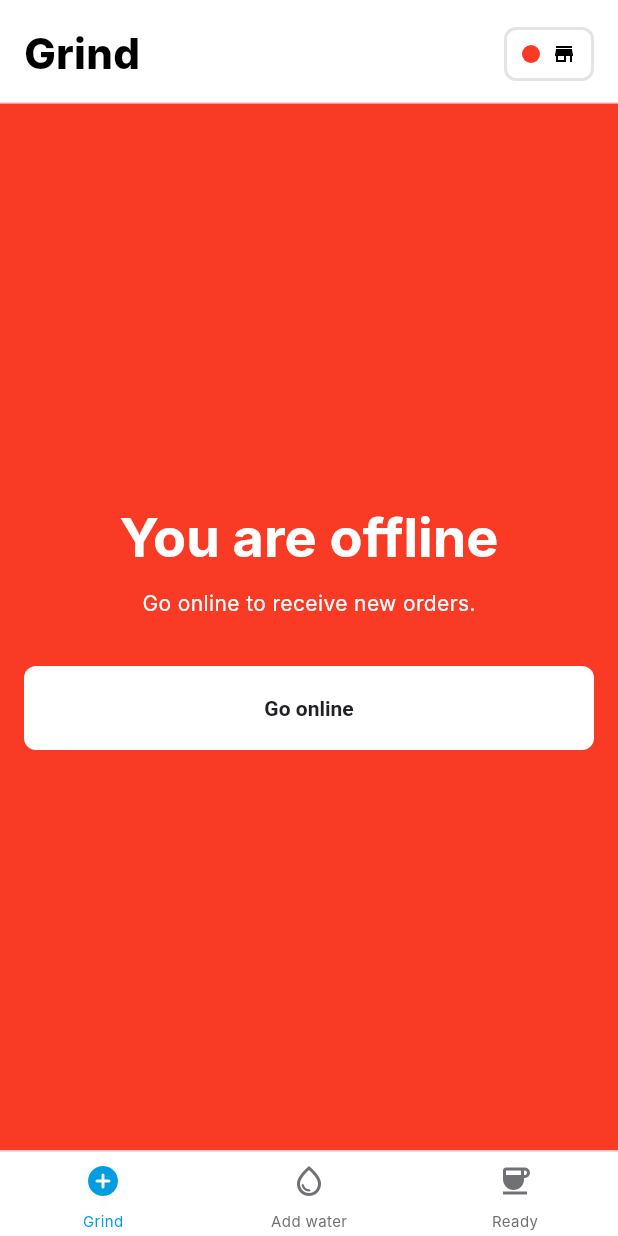
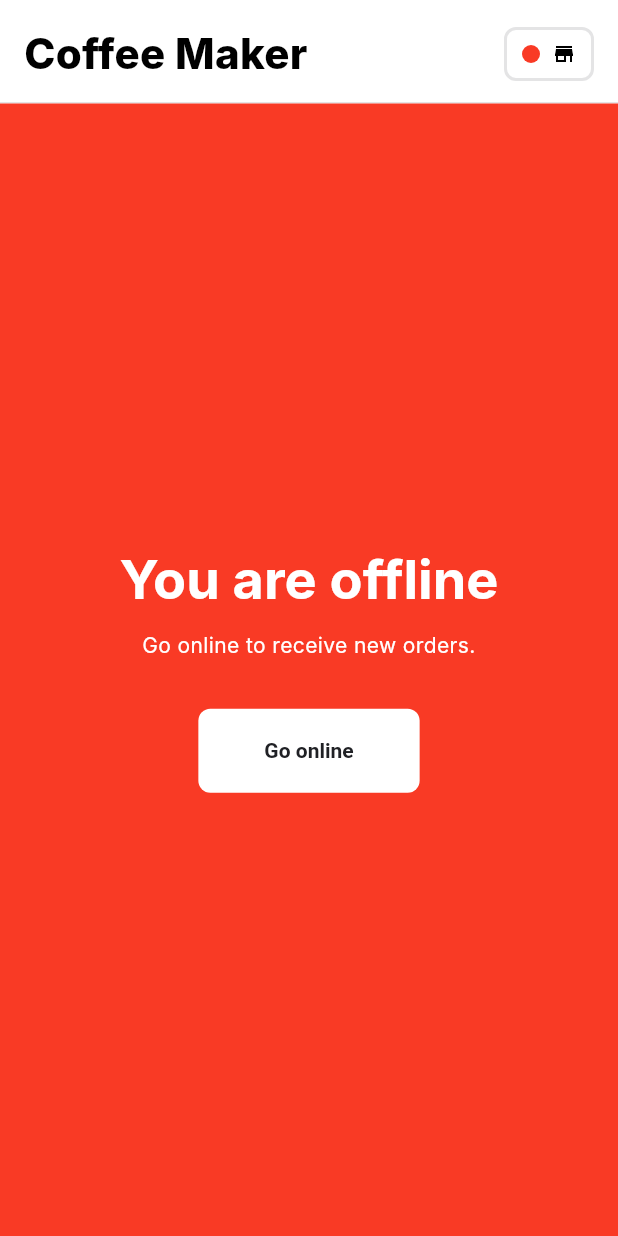
Before and after one commit to woltapp/wolt_responsive_layout_grid, a Flutter app: the screen it shows after launch, after a tap on the "store" icon, on a phone screen of 412 x 824 dp. Run offline on Flutter 3.47's test engine with Material 2 defaults, Android fonts, the light colour scheme and no system bars; our stand-ins replace equatable; Roboto replaces fonts that are missing (Inter).

Commit message:
hide bottom navigation bar in offline state

```diff
--- a/example/lib/entities/grouped_coffee_orders.dart
+++ b/example/lib/entities/grouped_coffee_orders.dart
@@ -35,4 +35,15 @@ class GroupedCoffeeOrders extends Equatable {
 
   @override
   List<Object?> get props => [grindStateOrders, addWaterStateOrders, readyStateOrders];
+
+  int countForStep(CoffeeMakerStep step) {
+    switch (step) {
+      case CoffeeMakerStep.grind:
+        return grindStateOrders.length;
+      case CoffeeMakerStep.addWater:
+        return addWaterStateOrders.length;
+      case CoffeeMakerStep.ready:
+        return readyStateOrders.length;
+    }
+  }
 }
--- a/example/lib/home/home_screen.dart
+++ b/example/lib/home/home_screen.dart
@@ -1,11 +1,7 @@
 import 'package:flutter/material.dart';
-import 'package:wolt_responsive_layout_grid/wolt_responsive_layout_grid.dart';
-import 'package:wolt_responsive_layout_grid_example/entities/coffee_maker_step.dart';
 import 'package:wolt_responsive_layout_grid_example/entities/grouped_coffee_orders.dart';
-import 'package:wolt_responsive_layout_grid_example/home/online/widgets/home_screen_bottom_navigation_bar.dart';
 import 'package:wolt_responsive_layout_grid_example/home/offline/store_offline_content.dart';
 import 'package:wolt_responsive_layout_grid_example/home/online/store_online_content.dart';
-import 'package:wolt_responsive_layout_grid_example/home/widgets/wolt_top_bar.dart';
 
 class HomeScreen extends StatefulWidget {
   const HomeScreen({
@@ -23,50 +19,16 @@ class HomeScreen extends StatefulWidget {
 
 class _HomeScreenState extends State<HomeScreen> {
   late ValueNotifier<bool> _isStoreOnlineNotifier;
-  late CoffeeMakerStep _selectedStepForBottomNavigationBar;
-  late bool _isOverlayVisible;
-
-  Widget? get _bottomNavigationBar {
-    switch (context.screenSize) {
-      case WoltScreenSize.small:
-        return HomeScreenBottomNavigationBar(
-          selectedStep: _selectedStepForBottomNavigationBar,
-          onSelected: (selectedStep) {
-            setState(() {
-              _selectedStepForBottomNavigationBar = selectedStep;
-            });
-          },
-        );
-      case WoltScreenSize.large:
-        return null;
-    }
-  }
 
   @override
   void initState() {
     super.initState();
-    _isOverlayVisible = false;
     _isStoreOnlineNotifier = ValueNotifier(widget.isStoreOnline);
-    _selectedStepForBottomNavigationBar = CoffeeMakerStep.grind;
   }
 
   @override
   Widget build(BuildContext context) {
-    return Scaffold(
-      body: SafeArea(
-        child: Column(
-          children: [
-            GestureDetector(
-              onTap: () {
-                setState(() => _isOverlayVisible = !_isOverlayVisible);
-              },
-              child: WoltTopBar(
-                selectedStepForBottomNavigationBar: _selectedStepForBottomNavigationBar,
-                isStoreOnlineNotifier: _isStoreOnlineNotifier,
-              ),
-            ),
-            Expanded(
-              child: ValueListenableBuilder(
+    return ValueListenableBuilder(
       valueListenable: _isStoreOnlineNotifier,
       builder: (_, bool isStoreOnline, __) {
         return AnimatedSwitcher(
@@ -74,18 +36,11 @@ class _HomeScreenState extends State<HomeScreen> {
           child: isStoreOnline
               ? StoreOnlineContent(
                   groupedCoffeeOrders: widget.groupedCoffeeOrders,
-                            selectedStepForBottomNavigationBar: _selectedStepForBottomNavigationBar,
-                            isOverlayVisible: _isOverlayVisible,
+                  isStoreOnlineNotifier: _isStoreOnlineNotifier,
                 )
               : StoreOfflineContent(isStoreOnlineNotifier: _isStoreOnlineNotifier),
         );
       },
-              ),
-            ),
-          ],
-        ),
-      ),
-      bottomNavigationBar: _bottomNavigationBar,
     );
   }
 }
--- a/example/lib/home/offline/store_offline_content.dart
+++ b/example/lib/home/offline/store_offline_content.dart
@@ -1,16 +1,42 @@
 import 'package:flutter/material.dart';
 import 'package:wolt_responsive_layout_grid/wolt_responsive_layout_grid.dart';
 import 'package:wolt_responsive_layout_grid_example/constants/demo_app_constants.dart';
+import 'package:wolt_responsive_layout_grid_example/home/widgets/wolt_top_bar.dart';
 
-class StoreOfflineContent extends StatelessWidget {
+class StoreOfflineContent extends StatefulWidget {
   const StoreOfflineContent({required this.isStoreOnlineNotifier, super.key});
 
   final ValueNotifier<bool> isStoreOnlineNotifier;
 
   @override
+  State<StoreOfflineContent> createState() => _StoreOfflineContentState();
+}
+
+class _StoreOfflineContentState extends State<StoreOfflineContent> {
+  late bool _isOverlayVisible;
+
+  @override
+  void initState() {
+    super.initState();
+    _isOverlayVisible = false;
+  }
+
+  @override
   Widget build(BuildContext context) {
-    final storeOfflineContent = _StoreOfflineContent(isStoreOnlineNotifier: isStoreOnlineNotifier);
-    return ColoredBox(
+    final storeOfflineContent =
+        _StoreOfflineContent(isStoreOnlineNotifier: widget.isStoreOnlineNotifier);
+    return Scaffold(
+      body: SafeArea(
+        child: Column(
+          children: [
+            GestureDetector(
+              onTap: () => setState(() => _isOverlayVisible = !_isOverlayVisible),
+              child: WoltTopBar(
+                isStoreOnlineNotifier: widget.isStoreOnlineNotifier,
+              ),
+            ),
+            Expanded(
+              child: ColoredBox(
                 color: DemoAppColors.red,
                 child: WoltScreenWidthAdaptiveWidget(
                   smallScreenWidthChild: SizedBox.expand(
@@ -21,8 +47,14 @@ class StoreOfflineContent extends StatelessWidget {
                   ),
                   largeScreenWidthChild: WoltResponsiveLayoutGrid.centered(
                     child: storeOfflineContent,
-          centerWidgetColumnCount: 1,
-          horizontalPaddedColumnCount: 2,
+                    centerWidgetColumnCount: 2,
+                    horizontalPaddedColumnCount: 1,
+                    isOverlayVisible: _isOverlayVisible,
+                  ),
+                ),
+              ),
+            ),
+          ],
         ),
       ),
     );
@@ -42,6 +74,7 @@ class _StoreOfflineContent extends StatelessWidget {
       children: [
         Text(
           'You are offline',
+          textAlign: TextAlign.center,
           style: Theme.of(context)
               .textTheme
               .displaySmall!
@@ -51,13 +84,15 @@ class _StoreOfflineContent extends StatelessWidget {
         Text(
           'Go online to receive new orders.',
           style: Theme.of(context).textTheme.bodyMedium!.copyWith(color: DemoAppColors.white),
+          textAlign: TextAlign.center,
         ),
         const SizedBox(height: 32),
         SizedBox(
           height: 56,
           child: OutlinedButton(
             onPressed: () => isStoreOnlineNotifier.value = true,
-            child: Center(
+            child: Padding(
+              padding: const EdgeInsets.symmetric(horizontal: 32),
               child: const Text(
                 'Go online',
                 style: TextStyle(fontWeight: FontWeight.bold),
--- a/example/lib/home/online/widgets/home_screen_bottom_navigation_bar.dart
+++ b/example/lib/home/online/small_screen/home_screen_bottom_navigation_bar.dart
@@ -1,6 +1,7 @@
 import 'package:flutter/material.dart';
 import 'package:wolt_responsive_layout_grid_example/constants/demo_app_constants.dart';
 import 'package:wolt_responsive_layout_grid_example/entities/coffee_maker_step.dart';
+import 'package:wolt_responsive_layout_grid_example/entities/grouped_coffee_orders.dart';
 import 'package:wolt_responsive_layout_grid_example/home/widgets/wolt_custom_divider.dart';
 
 typedef OnCoffeeMakerStepSelected = void Function(CoffeeMakerStep selectedStep);
@@ -9,11 +10,13 @@ class HomeScreenBottomNavigationBar extends StatelessWidget {
   const HomeScreenBottomNavigationBar({
     required this.selectedStep,
     required this.onSelected,
+    required this.groupedCoffeeOrders,
     super.key,
   });
 
   final CoffeeMakerStep selectedStep;
   final OnCoffeeMakerStepSelected onSelected;
+  final GroupedCoffeeOrders groupedCoffeeOrders;
 
   @override
   Widget build(BuildContext context) {
@@ -24,7 +27,8 @@ class HomeScreenBottomNavigationBar extends StatelessWidget {
         NavigationBar(
           destinations: [
             for (CoffeeMakerStep step in CoffeeMakerStep.values)
-              step._navigationDestination(isSelected: step == selectedStep),
+              step._navigationDestination(
+                  isSelected: step == selectedStep, count: groupedCoffeeOrders.countForStep(step)),
           ],
           selectedIndex: selectedStep.index,
           onDestinationSelected: (i) {
@@ -49,24 +53,51 @@ class NavigationDestinationData {
 }
 
 extension CoffeeMakerStepExtension on CoffeeMakerStep {
-  NavigationDestination _navigationDestination({required bool isSelected}) {
+  NavigationDestination _navigationDestination({
+    required bool isSelected,
+    required int count,
+  }) {
     switch (this) {
       case CoffeeMakerStep.grind:
         return NavigationDestination(
-          icon: _DestinationIcon(Icons.add_circle_outline_outlined, isSelected: isSelected),
-          selectedIcon: _DestinationIcon(Icons.add_circle_rounded, isSelected: isSelected),
+          icon: _DestinationIcon(
+            Icons.add_circle_outline_outlined,
+            isSelected: isSelected,
+            count: count,
+          ),
+          selectedIcon: _DestinationIcon(
+            Icons.add_circle_rounded,
+            isSelected: isSelected,
+            count: count,
+          ),
           label: stepName,
         );
       case CoffeeMakerStep.addWater:
         return NavigationDestination(
-          icon: _DestinationIcon(Icons.water_drop_outlined, isSelected: isSelected),
-          selectedIcon: _DestinationIcon(Icons.water_drop_rounded, isSelected: isSelected),
+          icon: _DestinationIcon(
+            Icons.water_drop_outlined,
+            isSelected: isSelected,
+            count: count,
+          ),
+          selectedIcon: _DestinationIcon(
+            Icons.water_drop_rounded,
+            isSelected: isSelected,
+            count: count,
+          ),
           label: stepName,
         );
       case CoffeeMakerStep.ready:
         return NavigationDestination(
-          icon: _DestinationIcon(Icons.coffee, isSelected: isSelected),
-          selectedIcon: _DestinationIcon(Icons.coffee_rounded, isSelected: isSelected),
+          icon: _DestinationIcon(
+            Icons.coffee,
+            isSelected: isSelected,
+            count: count,
+          ),
+          selectedIcon: _DestinationIcon(
+            Icons.coffee_rounded,
+            isSelected: isSelected,
+            count: count,
+          ),
           label: stepName,
         );
     }
@@ -77,14 +108,22 @@ class _DestinationIcon extends StatelessWidget {
   const _DestinationIcon(
     this.iconData, {
     required this.isSelected,
-    Key? key,
-  }) : super(key: key);
+    required this.count,
+  });
 
   final IconData iconData;
   final bool isSelected;
+  final int count;
 
   @override
   Widget build(BuildContext context) {
-    return Icon(iconData, color: isSelected ? DemoAppColors.blue : DemoAppColors.black64);
+    final icon = Icon(iconData, color: isSelected ? DemoAppColors.blue : DemoAppColors.black64);
+    return count == 0
+        ? icon
+        : Badge(
+            backgroundColor: DemoAppColors.red,
+            label: Text(count.toString()),
+            child: icon,
+          );
   }
 }
--- /dev/null
+++ b/example/lib/home/online/small_screen/small_screen_online_content.dart
@@ -0,0 +1,66 @@
+import 'package:flutter/material.dart';
+import 'package:wolt_responsive_layout_grid_example/constants/demo_app_constants.dart';
+import 'package:wolt_responsive_layout_grid_example/entities/coffee_maker_step.dart';
+import 'package:wolt_responsive_layout_grid_example/entities/grouped_coffee_orders.dart';
+import 'package:wolt_responsive_layout_grid_example/home/online/widgets/coffee_order_list_widget.dart';
+import 'package:wolt_responsive_layout_grid_example/home/online/small_screen/home_screen_bottom_navigation_bar.dart';
+import 'package:wolt_responsive_layout_grid_example/home/widgets/wolt_top_bar.dart';
+
+class SmallScreenOnlineContent extends StatefulWidget {
+  const SmallScreenOnlineContent({
+    required this.coffeeMakerStepListWidgets,
+    required this.isStoreOnlineNotifier,
+    required this.groupedCoffeeOrders,
+    super.key,
+  });
+
+  final ValueNotifier<bool> isStoreOnlineNotifier;
+  final Map<CoffeeMakerStep, CoffeeOrderListWidget> coffeeMakerStepListWidgets;
+  final GroupedCoffeeOrders groupedCoffeeOrders;
+
+  @override
+  State<SmallScreenOnlineContent> createState() => _SmallScreenOnlineContentState();
+}
+
+class _SmallScreenOnlineContentState extends State<SmallScreenOnlineContent> {
+  late CoffeeMakerStep _selectedStepForBottomNavigationBar;
+
+  initState() {
+    super.initState();
+    _selectedStepForBottomNavigationBar = CoffeeMakerStep.grind;
+  }
+
+  @override
+  Widget build(BuildContext context) {
+    return Scaffold(
+      body: SafeArea(
+        child: Column(
+          children: [
+            WoltTopBar(
+              selectedStepForBottomNavigationBar: _selectedStepForBottomNavigationBar,
+              isStoreOnlineNotifier: widget.isStoreOnlineNotifier,
+            ),
+            Expanded(
+              child: Container(
+                width: double.infinity,
+                height: double.infinity,
+                padding: EdgeInsets.symmetric(horizontal: 16),
+                color: DemoAppColors.black4,
+                child: widget.coffeeMakerStepListWidgets[_selectedStepForBottomNavigationBar]!,
+              ),
+            ),
+          ],
+        ),
+      ),
+      bottomNavigationBar: HomeScreenBottomNavigationBar(
+        groupedCoffeeOrders: widget.groupedCoffeeOrders,
+        selectedStep: _selectedStepForBottomNavigationBar,
+        onSelected: (selectedStep) {
+          setState(() {
+            _selectedStepForBottomNavigationBar = selectedStep;
+          });
+        },
+      ),
+    );
+  }
+}
--- a/example/lib/home/online/store_online_content.dart
+++ b/example/lib/home/online/store_online_content.dart
@@ -1,25 +1,23 @@
 import 'package:flutter/material.dart';
 import 'package:wolt_responsive_layout_grid/wolt_responsive_layout_grid.dart';
-import 'package:wolt_responsive_layout_grid_example/constants/demo_app_constants.dart';
 import 'package:wolt_responsive_layout_grid_example/entities/coffee_maker_step.dart';
 import 'package:wolt_responsive_layout_grid_example/entities/coffee_order.dart';
 import 'package:wolt_responsive_layout_grid_example/entities/grouped_coffee_orders.dart';
+import 'package:wolt_responsive_layout_grid_example/home/online/large_screen/large_screen_online_content.dart';
+import 'package:wolt_responsive_layout_grid_example/home/online/small_screen/small_screen_online_content.dart';
 import 'package:wolt_responsive_layout_grid_example/home/online/widgets/coffee_order_list_widget.dart';
-import 'package:wolt_responsive_layout_grid_example/home/online/widgets/large_screen_coffee_order_list_section.dart';
 
 typedef OnCoffeeOrderStatusChange = Function(String coffeeOrderId, [CoffeeMakerStep? newStep]);
 
 class StoreOnlineContent extends StatefulWidget {
   const StoreOnlineContent({
-    required this.selectedStepForBottomNavigationBar,
     required this.groupedCoffeeOrders,
-    required this.isOverlayVisible,
+    required this.isStoreOnlineNotifier,
     super.key,
   });
 
-  final CoffeeMakerStep selectedStepForBottomNavigationBar;
   final GroupedCoffeeOrders groupedCoffeeOrders;
-  final bool isOverlayVisible;
+  final ValueNotifier<bool> isStoreOnlineNotifier;
 
   @override
   State<StoreOnlineContent> createState() => _StoreOnlineContentState();
@@ -32,9 +30,6 @@ class _StoreOnlineContentState extends State<StoreOnlineContent> {
     super.initState();
     _orders = widget.groupedCoffeeOrders;
   }
-
-  Widget get _selectedCoffeeMakerStepListWidgetForSmallScreen =>
-      _coffeeMakerStepListWidgets[widget.selectedStepForBottomNavigationBar]!;
 
   Map<CoffeeMakerStep, CoffeeOrderListWidget> get _coffeeMakerStepListWidgets => {
         CoffeeMakerStep.grind: CoffeeOrderListWidget(
@@ -61,12 +56,14 @@ class _StoreOnlineContentState extends State<StoreOnlineContent> {
   @override
   Widget build(BuildContext context) {
     return WoltScreenWidthAdaptiveWidget(
-      smallScreenWidthChild: _SmallScreenOnlineContent(
-        child: _selectedCoffeeMakerStepListWidgetForSmallScreen,
+      smallScreenWidthChild: SmallScreenOnlineContent(
+        isStoreOnlineNotifier: widget.isStoreOnlineNotifier,
+        coffeeMakerStepListWidgets: _coffeeMakerStepListWidgets,
+        groupedCoffeeOrders: _orders,
       ),
-      largeScreenWidthChild: _LargeScreenOnlineContent(
+      largeScreenWidthChild: LargeScreenOnlineContent(
+        isStoreOnlineNotifier: widget.isStoreOnlineNotifier,
         coffeeMakerStepListWidgets: _coffeeMakerStepListWidgets,
-        isOverlayVisible: widget.isOverlayVisible,
       ),
     );
   }
@@ -84,62 +81,3 @@ class _StoreOnlineContentState extends State<StoreOnlineContent> {
     });
   }
 }
-
-class _SmallScreenOnlineContent extends StatelessWidget {
-  const _SmallScreenOnlineContent({required this.child});
-
-  final Widget child;
-
-  @override
-  Widget build(BuildContext context) {
-    return Container(
-      width: double.infinity,
-      height: double.infinity,
-      padding: EdgeInsets.symmetric(horizontal: 16),
-      color: DemoAppColors.black4,
-      child: child,
-    );
-  }
-}
-
-class _LargeScreenOnlineContent extends StatelessWidget {
-  const _LargeScreenOnlineContent({
-    required this.coffeeMakerStepListWidgets,
-    required this.isOverlayVisible,
-  });
-
-  final Map<CoffeeMakerStep, CoffeeOrderListWidget> coffeeMakerStepListWidgets;
-  final bool isOverlayVisible;
-
-  @override
-  Widget build(BuildContext context) {
-    return WoltResponsiveLayoutGrid(
-      margin: 8,
-      gutter: 8,
-      isOverlayVisible: isOverlayVisible,
-      gridContentList: [
-        WoltResponsiveLayoutGridContent(
-          columnCount: 3,
-          content: LargeScreenCoffeeOrderListSection(
-            coffeeMakerStep: CoffeeMakerStep.grind,
-            coffeeOrderListWidget: coffeeMakerStepListWidgets[CoffeeMakerStep.grind]!,
-          ),
-        ),
-        WoltResponsiveLayoutGridContent(
-          columnCount: 3,
-          content: LargeScreenCoffeeOrderListSection(
-            coffeeMakerStep: CoffeeMakerStep.addWater,
-            coffeeOrderListWidget: coffeeMakerStepListWidgets[CoffeeMakerStep.addWater]!,
-          ),
-        ),
-        WoltResponsiveLayoutGridContent(
-          columnCount: 2,
-          content: LargeScreenCoffeeOrderListSection(
-            coffeeMakerStep: CoffeeMakerStep.ready,
-            coffeeOrderListWidget: coffeeMakerStepListWidgets[CoffeeMakerStep.ready]!,
-          ),
-        ),
-      ],
-    );
-  }
-}
--- a/example/lib/home/widgets/wolt_top_bar.dart
+++ b/example/lib/home/widgets/wolt_top_bar.dart
@@ -6,23 +6,25 @@ import 'package:wolt_responsive_layout_grid_example/home/widgets/wolt_custom_div
 
 class WoltTopBar extends StatelessWidget {
   const WoltTopBar({
-    required this.selectedStepForBottomNavigationBar,
     required this.isStoreOnlineNotifier,
+    this.selectedStepForBottomNavigationBar,
     super.key,
   });
 
-  final CoffeeMakerStep selectedStepForBottomNavigationBar;
+  final CoffeeMakerStep? selectedStepForBottomNavigationBar;
   final ValueNotifier<bool> isStoreOnlineNotifier;
 
   @override
   Widget build(BuildContext context) {
     late String title;
-    switch(context.screenSize) {
+    final store = 'Coffee Maker';
+    final selectedStep = selectedStepForBottomNavigationBar;
+    switch (context.screenSize) {
       case WoltScreenSize.small:
-        title = selectedStepForBottomNavigationBar.stepName;
+        title = isStoreOnlineNotifier.value && selectedStep != null ? selectedStep.stepName : store;
         break;
       case WoltScreenSize.large:
-        title = 'Coffee Maker';
+        title = store;
         break;
     }
 
--- a/lib/src/wolt_responsive_layout_grid.dart
+++ b/lib/src/wolt_responsive_layout_grid.dart
@@ -20,10 +20,12 @@ class WoltResponsiveLayoutGrid extends StatelessWidget {
     required Widget child,
     int centerWidgetColumnCount = 1,
     int horizontalPaddedColumnCount = 1,
+    bool isOverlayVisible = false,
     double? gutter,
     double? margin,
   }) {
     return WoltResponsiveLayoutGrid(
+      isOverlayVisible: isOverlayVisible,
       gridContentList: [
         WoltResponsiveLayoutGridContent(
           content: SizedBox.expand(),
```
Also changed, not shown: example/lib/home/online/large_screen/large_screen_online_content.dart (added, +79 -0 lines), example/lib/home/online/large_screen/large_screen_coffee_order_list_section.dart (renamed from example/lib/home/online/widgets/large_screen_coffee_order_list_section.dart). Lines whose indentation alone changed are shown as unchanged.
